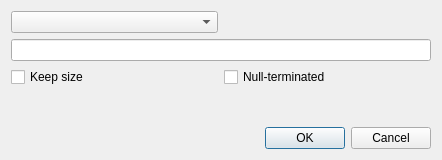
Before: the Qt Designer form dialogeditstring.ui in horsicq/FormatDialogs, drawn with Qt 5.
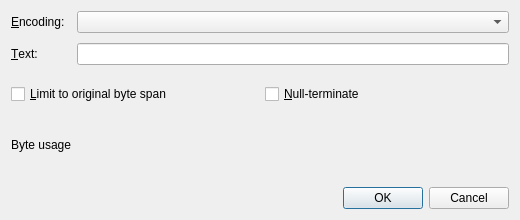
After: the same form once the commit is applied.

Commit message: refactor: improve string edit dialog initialization and validation

The edit to the form file:
```diff
--- a/dialogeditstring.ui
+++ b/dialogeditstring.ui
@@ -9,10 +9,16 @@
    <rect>
     <x>0</x>
     <y>0</y>
-    <width>442</width>
-    <height>160</height>
+    <width>520</width>
+    <height>220</height>
    </rect>
   </property>
+  <property name="minimumSize">
+   <size>
+    <width>480</width>
+    <height>0</height>
+   </size>
+  </property>
   <property name="windowTitle">
    <string>String</string>
   </property>
@@ -20,84 +26,96 @@
    <bool>true</bool>
   </property>
   <layout class="QVBoxLayout" name="verticalLayout">
+   <property name="spacing">
+    <number>10</number>
+   </property>
    <item>
-    <layout class="QHBoxLayout" name="horizontalLayout_3">
-     <item>
-      <widget class="QComboBox" name="comboBoxType"/>
+    <layout class="QFormLayout" name="formLayout">
+     <property name="fieldGrowthPolicy">
+      <enum>QFormLayout::AllNonFixedFieldsGrow</enum>
+     </property>
+     <property name="horizontalSpacing">
+      <number>12</number>
+     </property>
+     <item row="0" column="0">
+      <widget class="QLabel" name="labelEncoding">
+       <property name="text">
+        <string>&amp;Encoding:</string>
+       </property>
+       <property name="buddy">
+        <cstring>comboBoxType</cstring>
+       </property>
+      </widget>
      </item>
-     <item>
-      <widget class="QLabel" name="labelAvailable">
+     <item row="0" column="1">
+      <widget class="QComboBox" name="comboBoxType">
+       <property name="accessibleName">
+        <string>Text encoding</string>
+       </property>
+      </widget>
+     </item>
+     <item row="1" column="0">
+      <widget class="QLabel" name="labelString">
        <property name="text">
-        <string/>
+        <string>&amp;Text:</string>
+       </property>
+       <property name="buddy">
+        <cstring>lineEditString</cstring>
+       </property>
+      </widget>
+     </item>
+     <item row="1" column="1">
+      <widget class="QLineEdit" name="lineEditString">
+       <property name="accessibleName">
+        <string>String text</string>
+       </property>
+       <property name="clearButtonEnabled">
+        <bool>true</bool>
        </property>
       </widget>
      </item>
     </layout>
    </item>
-   <item>
-    <widget class="QLineEdit" name="lineEditString"/>
-   </item>
    <item>
     <layout class="QHBoxLayout" name="horizontalLayout_2">
      <item>
       <widget class="QCheckBox" name="checkBoxKeepSize">
        <property name="text">
-        <string>Keep size</string>
+        <string>&amp;Limit to original byte span</string>
        </property>
       </widget>
      </item>
      <item>
       <widget class="QCheckBox" name="checkBoxNullTerminated">
        <property name="text">
-        <string>Null-terminated</string>
+        <string>&amp;Null-terminate</string>
        </property>
       </widget>
      </item>
     </layout>
    </item>
    <item>
-    <spacer name="verticalSpacer">
+    <widget class="QLabel" name="labelAvailable">
+     <property name="text">
+      <string>Byte usage</string>
+     </property>
+     <property name="wordWrap">
+      <bool>true</bool>
+     </property>
+     <property name="textInteractionFlags">
+      <set>Qt::TextSelectableByKeyboard|Qt::TextSelectableByMouse</set>
+     </property>
+    </widget>
+   </item>
+   <item>
+    <widget class="QDialogButtonBox" name="buttonBox">
      <property name="orientation">
-      <enum>Qt::Vertical</enum>
+      <enum>Qt::Horizontal</enum>
      </property>
-     <property name="sizeHint" stdset="0">
-      <size>
-       <width>20</width>
-       <height>40</height>
-      </size>
+     <property name="standardButtons">
+      <set>QDialogButtonBox::Cancel|QDialogButtonBox::Ok</set>
      </property>
-    </spacer>
-   </item>
-   <item>
-    <layout class="QHBoxLayout" name="horizontalLayout">
-     <item>
-      <spacer name="horizontalSpacer">
-       <property name="orientation">
-        <enum>Qt::Horizontal</enum>
-       </property>
-       <property name="sizeHint" stdset="0">
-        <size>
-         <width>40</width>
-         <height>20</height>
-        </size>
-       </property>
-      </spacer>
-     </item>
-     <item>
-      <widget class="QPushButton" name="pushButtonOK">
-       <property name="text">
-        <string>OK</string>
-       </property>
-      </widget>
-     </item>
-     <item>
-      <widget class="QPushButton" name="pushButtonCancel">
-       <property name="text">
-        <string>Cancel</string>
-       </property>
-      </widget>
-     </item>
-    </layout>
+    </widget>
    </item>
   </layout>
  </widget>
```
Left out of the diff: 14 changed lines with no effect on the pictures. The commit also changes 2 other files.
